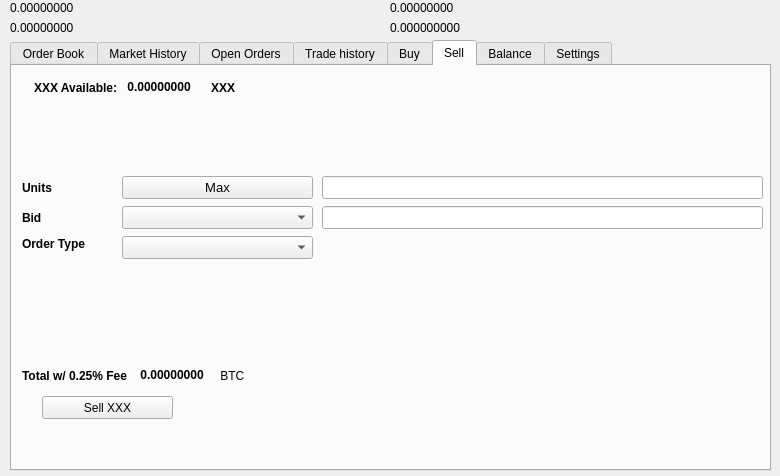
telostia/old-unused-MYMN, file src/qt/forms/tradingdialog.ui: the form before one commit.
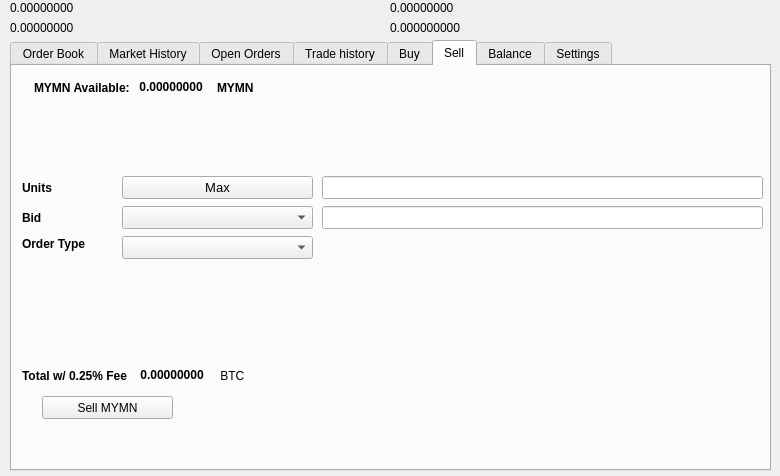
The form after the commit. The open tabs and pages were chosen to show the change. Icons and pictures are not drawn.

Diff of the .ui file:
```diff
--- a/src/qt/forms/tradingdialog.ui
+++ b/src/qt/forms/tradingdialog.ui
@@ -1751,7 +1751,7 @@
       </rect>
      </property>
      <property name="text">
-      <string>Sell XXX</string>
+      <string>Sell MYMN</string>
      </property>
      <property name="icon">
       <iconset resource="../mymn">
@@ -1777,7 +1777,7 @@
          </font>
         </property>
         <property name="text">
-         <string>XXX Available:</string>
+         <string>MYMN Available:</string>
         </property>
        </widget>
       </item>
@@ -2221,7 +2221,7 @@
          </font>
         </property>
         <property name="text">
-         <string>XXX</string>
+         <string>MYMN</string>
         </property>
        </widget>
       </item>
```
Left out of the diff: 14 changed lines with no effect on the pictures.
